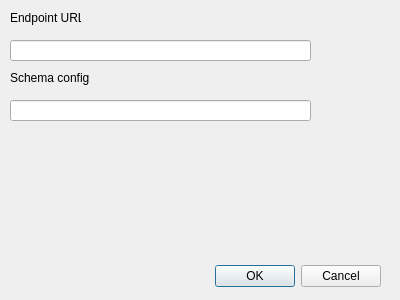
Qt form GeoContextQGISPlugin_options_dialog_base.ui (kartoza/GeoContextQGISPlugin) before a commit.
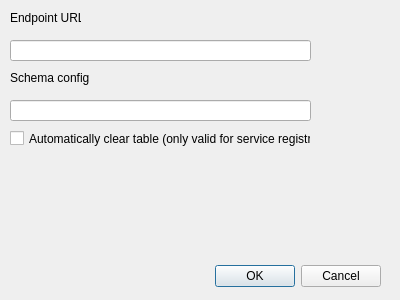
The same form after that commit. Custom widgets are drawn as their Qt base class.

Commit message: changes to the plugin panel and cursor selection

```diff
--- a/GeoContextQGISPlugin_options_dialog_base.ui
+++ b/GeoContextQGISPlugin_options_dialog_base.ui
@@ -81,6 +81,19 @@
     <string notr="true"/>
    </property>
   </widget>
+  <widget class="QCheckBox" name="checkAutoClear">
+   <property name="geometry">
+    <rect>
+     <x>10</x>
+     <y>130</y>
+     <width>301</width>
+     <height>17</height>
+    </rect>
+   </property>
+   <property name="text">
+    <string>Automatically clear table (only valid for service registry)</string>
+   </property>
+  </widget>
  </widget>
  <customwidgets>
   <customwidget>
```
The commit also changes 6 other files.
